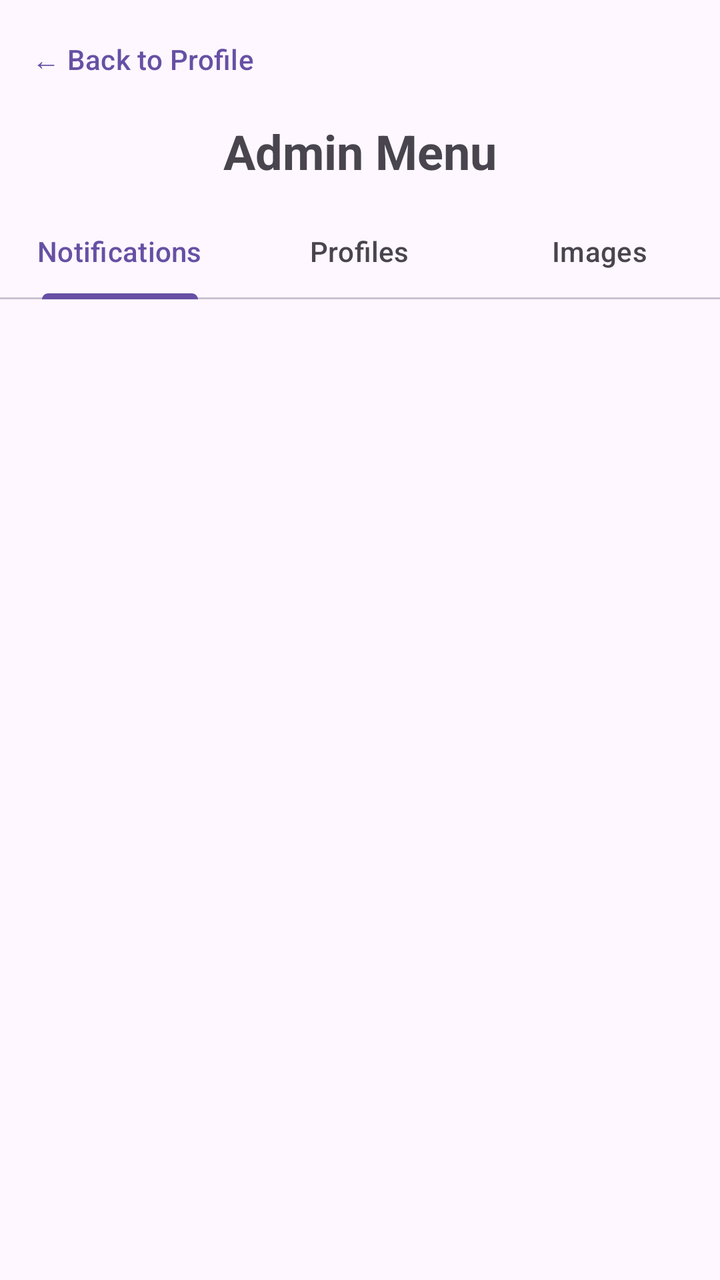
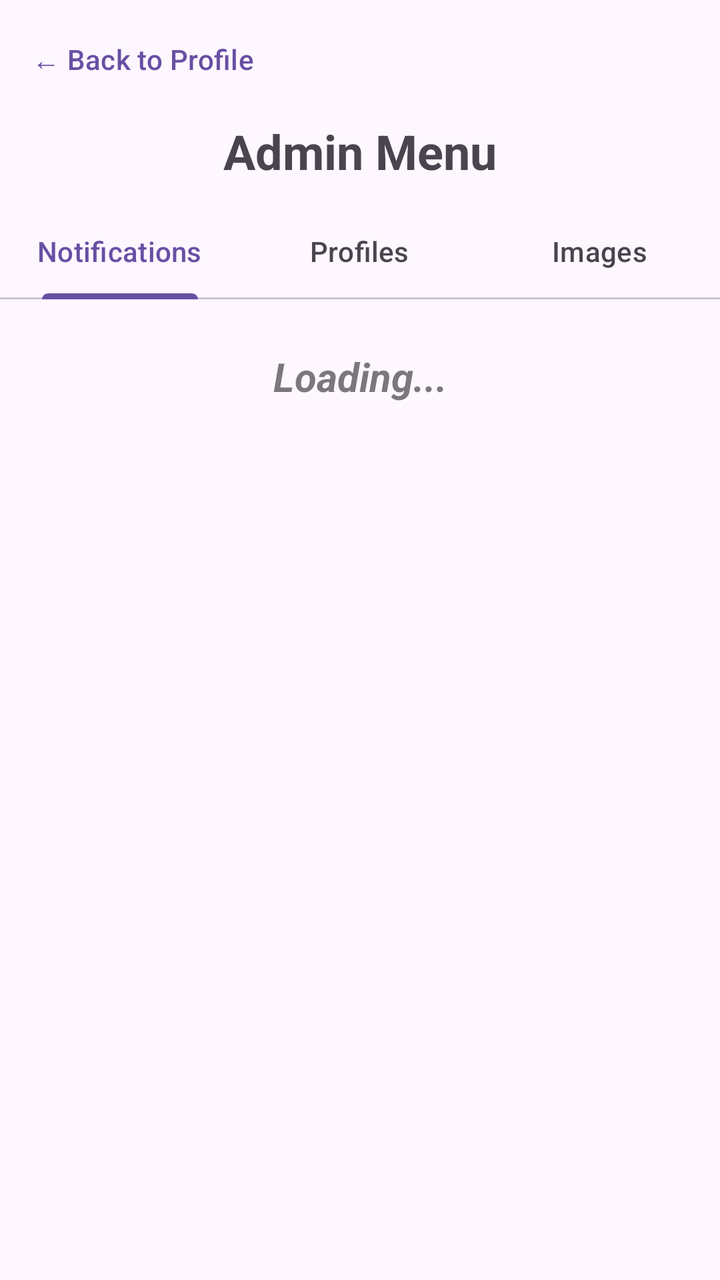

The first picture is an Android layout as it rendered before a commit; the second is the same layout after the commit. The layout source and the unified diff follow.
<!-- AndroidManifest.xml: activity theme Theme.GitCat_events -->
<!-- res/layout/activity_admin_menu.xml -->
<?xml version="1.0" encoding="utf-8"?>
<LinearLayout xmlns:android="http://schemas.android.com/apk/res/android"
    xmlns:app="http://schemas.android.com/apk/res-auto"
    xmlns:tools="http://schemas.android.com/tools"
    android:layout_width="match_parent"
    android:layout_height="match_parent"
    android:orientation="vertical"
    tools:context=".AdminMenuActivity">

    <Button
        android:id="@+id/backToProfileBtn"
        android:layout_width="wrap_content"
        android:layout_height="wrap_content"
        android:background="?attr/selectableItemBackground"
        android:padding="16dp"
        android:text="← Back to Profile"
        android:textAllCaps="false"
        android:textColor="?attr/colorPrimary" />

    <TextView
        android:layout_width="match_parent"
        android:layout_height="wrap_content"
        android:layout_marginBottom="10dp"
        android:text="Admin Menu"
        android:textAlignment="center"
        android:textSize="24sp"
        android:textStyle="bold" />

    <com.google.android.material.tabs.TabLayout
        android:id="@+id/adminTabLayout"
        android:layout_width="match_parent"
        android:layout_height="wrap_content">

        <com.google.android.material.tabs.TabItem
            android:layout_width="wrap_content"
            android:layout_height="wrap_content"
            android:text="Notifications" />

        <com.google.android.material.tabs.TabItem
            android:layout_width="wrap_content"
            android:layout_height="wrap_content"
            android:text="Profiles" />

        <com.google.android.material.tabs.TabItem
            android:layout_width="wrap_content"
            android:layout_height="wrap_content"
            android:text="Images" />
    </com.google.android.material.tabs.TabLayout>

    <ListView
        android:id="@+id/adminNotifsList"
        android:layout_width="match_parent"
        android:layout_height="wrap_content"
        android:visibility="visible" />

    <ListView
        android:id="@+id/adminProfilesList"
        android:layout_width="match_parent"
        android:layout_height="0dp"
        android:layout_weight="1"
        android:visibility="gone">

    </ListView>

    <ListView
        android:id="@+id/adminImagesList"
        android:layout_width="match_parent"
        android:layout_height="0dp"
        android:layout_weight="1"
        android:padding="10dp"
        android:visibility="gone" />

</LinearLayout>
<!-- resources referenced by this layout -->
<resources>
  <style name="Theme.GitCat_events" parent="Base.Theme.GitCat_events" />
  <style name="Base.Theme.GitCat_events" parent="Theme.Material3.DayNight.NoActionBar">
          
          
      </style>
</resources>

<!-- the commit's change to res/layout/activity_admin_menu.xml (unified diff, before → after) -->
@@ -47,6 +47,17 @@
             android:text="Images" />
     </com.google.android.material.tabs.TabLayout>
 
+    <TextView
+        android:id="@+id/adminLoadingText"
+        android:layout_width="match_parent"
+        android:layout_height="wrap_content"
+        android:layout_marginTop="25dp"
+        android:text="Loading..."
+        android:textAlignment="center"
+        android:textColor="#84000000"
+        android:textSize="20sp"
+        android:textStyle="bold|italic" />
+
     <ListView
         android:id="@+id/adminNotifsList"
         android:layout_width="match_parent"
